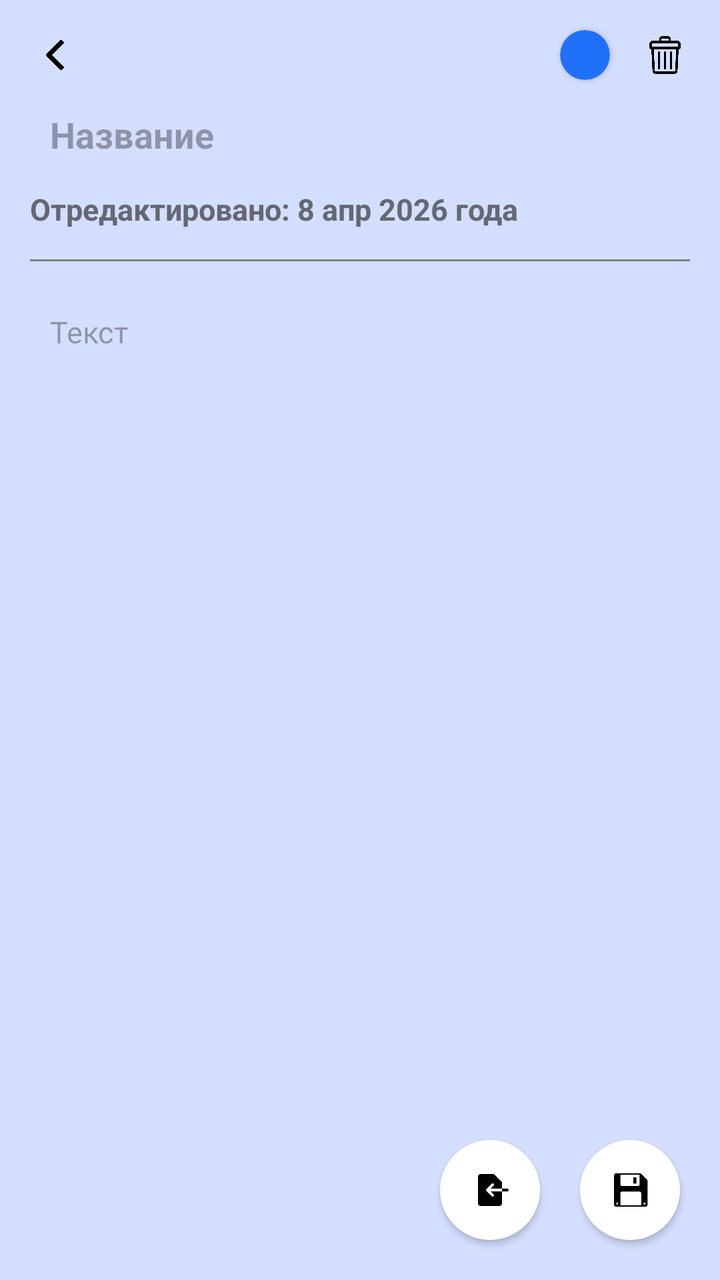
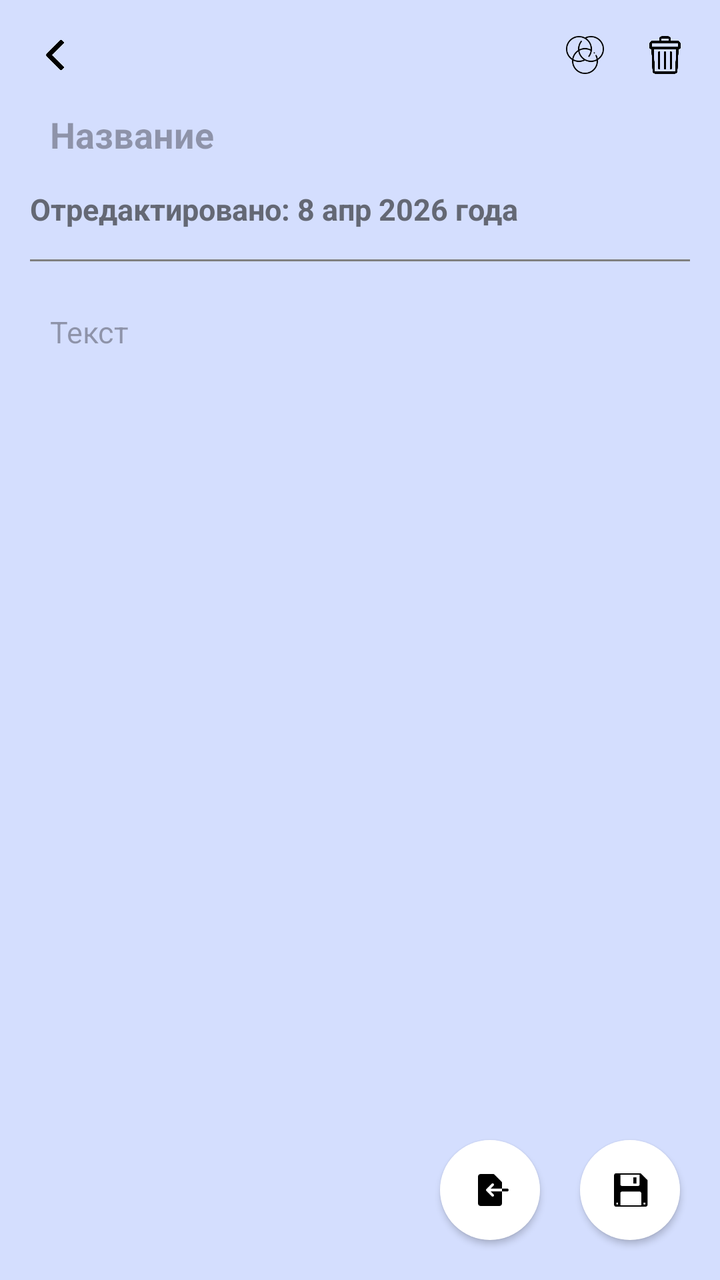

Compare the two renders of this Android layout. The source of the first and the diff that turns it into the second are given below.
<!-- AndroidManifest.xml: application theme Theme.Notes_Klimov -->
<!-- res/layout/activity_note.xml -->
<?xml version="1.0" encoding="utf-8"?>
<androidx.constraintlayout.widget.ConstraintLayout xmlns:android="http://schemas.android.com/apk/res/android"
    xmlns:app="http://schemas.android.com/apk/res-auto"
    xmlns:tools="http://schemas.android.com/tools"
    android:id="@+id/main"
    android:layout_width="match_parent"
    android:layout_height="match_parent"
    android:background="#302071F9"
    tools:context=".presentations.NoteActivity">

    <ImageView
        android:id="@+id/btn_back"
        android:layout_width="25dp"
        android:layout_height="25dp"
        android:layout_marginLeft="15dp"
        android:layout_marginTop="15dp"
        android:padding="5dp"
        android:src="@drawable/ic_back"
        app:layout_constraintStart_toStartOf="parent"
        app:layout_constraintTop_toTopOf="parent" />

    <ImageView
        android:id="@+id/btn_trash"
        android:layout_width="25dp"
        android:layout_height="25dp"
        android:layout_marginRight="15dp"
        android:layout_marginTop="15dp"
        android:padding="3dp"
        android:src="@drawable/ic_trash"
        app:layout_constraintEnd_toEndOf="parent"
        app:layout_constraintTop_toTopOf="parent" />

    <androidx.cardview.widget.CardView
        android:id="@+id/btn_select_color"
        android:layout_width="25dp"
        android:layout_height="25dp"
        android:layout_marginTop="15dp"
        android:layout_marginRight="15dp"
        android:backgroundTint="#2071F9"
        app:cardCornerRadius="15dp"
        app:layout_constraintEnd_toStartOf="@+id/btn_trash"
        app:layout_constraintTop_toTopOf="parent"/>

    <EditText
        android:id="@+id/et_title"
        android:layout_width="match_parent"
        android:layout_height="wrap_content"
        android:layout_marginLeft="15dp"
        android:layout_marginTop="5dp"
        android:layout_marginRight="15dp"
        android:background="@drawable/background_edit_text"
        android:hint="Название"
        android:padding="10dp"
        android:textColor="@color/black"
        android:textSize="18dp"
        android:textStyle="bold"
        app:layout_constraintEnd_toEndOf="parent"
        app:layout_constraintStart_toStartOf="parent"
        app:layout_constraintTop_toBottomOf="@+id/btn_back"/>

    <TextView
        android:id="@+id/tv_date"
        android:layout_width="match_parent"
        android:layout_height="wrap_content"
        android:layout_marginLeft="15dp"
        android:layout_marginTop="5dp"
        android:layout_marginRight="15dp"
        android:text="Отредактировано: 8 апр 2026 года"
        android:textColor="#646874"
        android:textSize="15sp"
        android:textStyle="bold"
        app:layout_constraintEnd_toEndOf="parent"
        app:layout_constraintStart_toStartOf="parent"
        app:layout_constraintTop_toBottomOf="@+id/et_title" />

    <LinearLayout
        android:id="@+id/linearLayout"
        android:layout_width="match_parent"
        android:layout_height="1dp"
        android:layout_marginLeft="15dp"
        android:layout_marginTop="15dp"
        android:layout_marginRight="15dp"
        android:background="#808080"
        android:orientation="horizontal"
        app:layout_constraintEnd_toEndOf="parent"
        app:layout_constraintStart_toStartOf="parent"
        app:layout_constraintTop_toBottomOf="@+id/tv_date" />

    <EditText
        android:id="@+id/et_text"
        android:layout_width="match_parent"
        android:layout_height="0dp"
        android:layout_margin="15dp"
        android:gravity="top"
        android:hint="Текст"
        android:padding="10dp"
        android:textSize="15sp"
        android:background="@drawable/background_edit_text"
        app:layout_constraintBottom_toBottomOf="parent"
        app:layout_constraintEnd_toEndOf="parent"
        app:layout_constraintStart_toStartOf="parent"
        app:layout_constraintTop_toBottomOf="@id/linearLayout"/>

    <androidx.appcompat.widget.AppCompatButton
        android:id="@+id/btn_save_note"
        android:layout_width="50dp"
        android:layout_height="50dp"
        android:layout_margin="20dp"
        android:background="@drawable/background_btn_save"
        app:layout_constraintBottom_toBottomOf="parent"
        app:layout_constraintEnd_toEndOf="parent" />

    <androidx.appcompat.widget.AppCompatButton
        android:id="@+id/btn_import_note"
        android:layout_width="50dp"
        android:layout_height="50dp"
        android:layout_margin="20dp"
        android:background="@drawable/background_btn_import"
        app:layout_constraintBottom_toBottomOf="parent"
        app:layout_constraintEnd_toStartOf="@+id/btn_save_note" />

</androidx.constraintlayout.widget.ConstraintLayout>
<!-- resources referenced by this layout -->
<resources>
  <color name="black">#FF000000</color>
  <!-- drawable background_btn_import (drawable) -->
  <?xml version="1.0" encoding="utf-8"?>
  <layer-list xmlns:android="http://schemas.android.com/apk/res/android">
      <item>
          <shape>
              <solid android:color="@color/white"/>
              <corners android:radius="50dp"/>
          </shape>
      </item>
  
      <item
          android:drawable="@drawable/ic_import"
          android:width="20dp"
          android:height="20dp"
          android:gravity="center"/>
  </layer-list>
  <!-- drawable background_btn_save (drawable) -->
  <?xml version="1.0" encoding="utf-8"?>
  <layer-list xmlns:android="http://schemas.android.com/apk/res/android">
      <item>
          <shape>
              <solid android:color="@color/white"/>
              <corners android:radius="50dp"/>
          </shape>
      </item>
  
      <item
          android:drawable="@drawable/ic_save"
          android:width="20dp"
          android:height="20dp"
          android:gravity="center"/>
  </layer-list>
  <!-- drawable background_edit_text (drawable) -->
  <?xml version="1.0" encoding="utf-8"?>
  <shape xmlns:android="http://schemas.android.com/apk/res/android">
  
  </shape>
  <!-- drawable ic_back: png bitmap (drawable, 2646 bytes) -->
  <!-- drawable ic_trash: png bitmap (drawable, 10163 bytes) -->
  <style name="Theme.Notes_Klimov" parent="Base.Theme.Notes_Klimov" />
  <color name="white">#FFFFFFFF</color>
  <!-- drawable ic_import: png bitmap (drawable, 761 bytes) -->
  <!-- drawable ic_save: png bitmap (drawable, 661 bytes) -->
  <style name="Base.Theme.Notes_Klimov" parent="Theme.Material3.DayNight.NoActionBar">
          
          
      </style>
</resources>

<!-- the commit's change to res/layout/activity_note.xml (unified diff, before → after) -->
@@ -23,23 +23,23 @@
         android:id="@+id/btn_trash"
         android:layout_width="25dp"
         android:layout_height="25dp"
+        android:layout_marginTop="15dp"
         android:layout_marginRight="15dp"
-        android:layout_marginTop="15dp"
         android:padding="3dp"
         android:src="@drawable/ic_trash"
         app:layout_constraintEnd_toEndOf="parent"
         app:layout_constraintTop_toTopOf="parent" />
 
-    <androidx.cardview.widget.CardView
+    <ImageView
         android:id="@+id/btn_select_color"
         android:layout_width="25dp"
         android:layout_height="25dp"
         android:layout_marginTop="15dp"
         android:layout_marginRight="15dp"
-        android:backgroundTint="#2071F9"
-        app:cardCornerRadius="15dp"
+        android:padding="3dp"
+        android:src="@drawable/ic_color"
         app:layout_constraintEnd_toStartOf="@+id/btn_trash"
-        app:layout_constraintTop_toTopOf="parent"/>
+        app:layout_constraintTop_toTopOf="parent" />
 
     <EditText
         android:id="@+id/et_title"
<!-- resource entries referenced after the edit -->
@@ -39,6 +39,7 @@
   
   </shape>
   <!-- drawable ic_back: png bitmap (drawable, 2646 bytes) -->
+  <!-- drawable ic_color: png bitmap (drawable, 3328 bytes) -->
   <!-- drawable ic_trash: png bitmap (drawable, 10163 bytes) -->
   <style name="Theme.Notes_Klimov" parent="Base.Theme.Notes_Klimov" />
   <color name="white">#FFFFFFFF</color>
